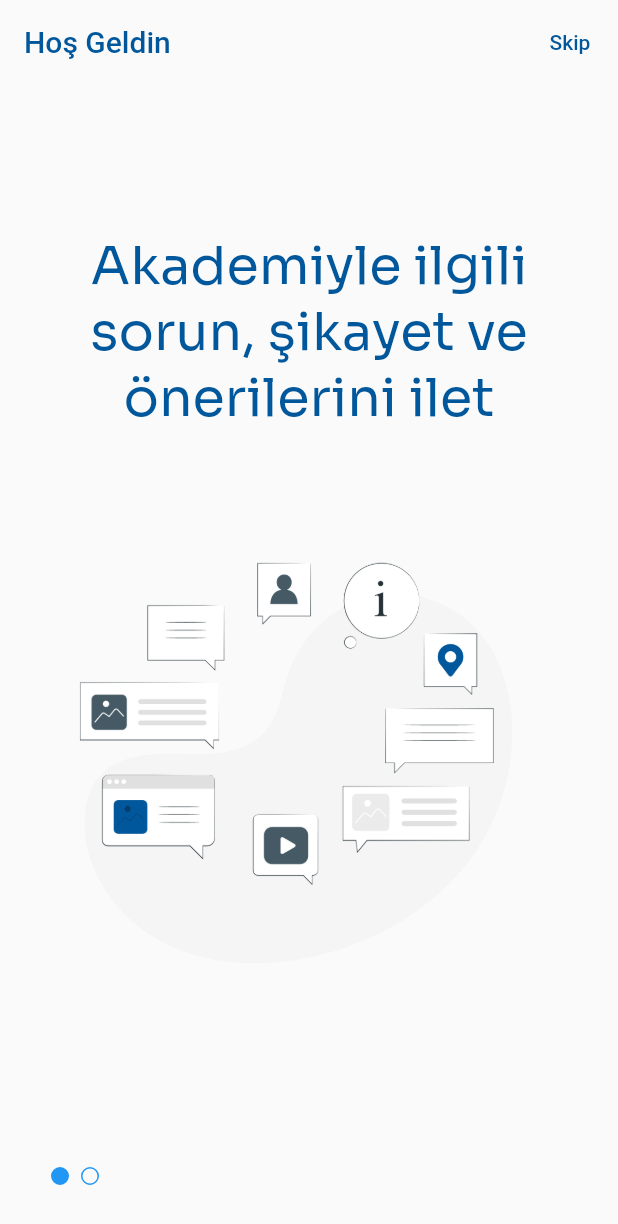
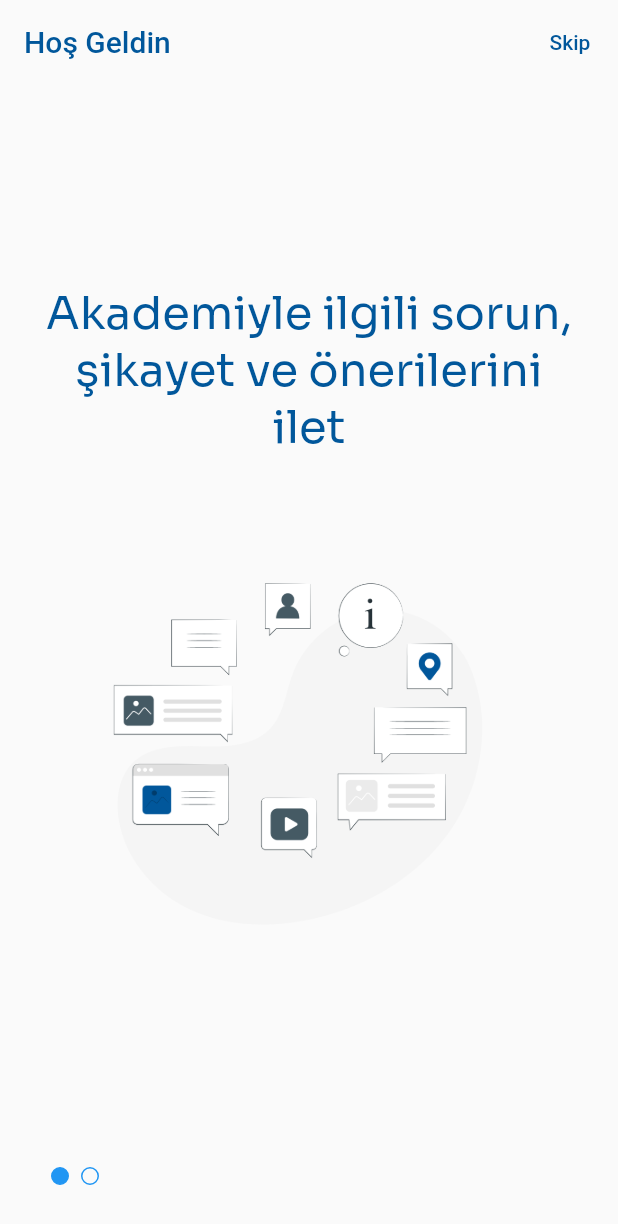
Before and after one commit to erenmalkoc/app-jam-f9, a Flutter app: the screen it shows after launch, on a phone screen of 412 x 824 dp. Shown: the top 1224 px of the screen. Run offline on Flutter 3.47's test engine with Material 2 defaults, Android fonts, the phone set to English and light mode, and no system bars; our stand-ins replace cloud_firestore, firebase_auth, firebase_core, google_fonts; accounts and stored records are empty.

Commit message:
button repositioned

```diff
--- a/lib/onboard/on_board_card.dart
+++ b/lib/onboard/on_board_card.dart
@@ -14,7 +14,7 @@ class OnBoardCard extends StatelessWidget {
       children: [
         Text(
           model.title,
-          style: GoogleFonts.sora(color: const Color(0XFF01579B), fontSize: 35),
+          style: GoogleFonts.sora(color: const Color(0XFF01579B), fontSize: 30),
           textAlign: TextAlign.center,
         ),
         const SizedBox(
@@ -25,11 +25,17 @@ class OnBoardCard extends StatelessWidget {
         const SizedBox(
           height: 20,
         ),
-        Image.asset(model.imageWithPath),
+        Image.asset(model.imageWithPath,
+        width: 300,
+          height: 300,
+        ),
         model.title.length == 56
             ? Container(
                 width: double.infinity,
-                child: ElevatedButton(
+                child: Row(
+                  mainAxisAlignment: MainAxisAlignment.end,
+                  children: [
+                    ElevatedButton(
                       onPressed: () {
                         Navigator.push(
                           context,
@@ -42,7 +48,9 @@ class OnBoardCard extends StatelessWidget {
                             borderRadius: BorderRadius.circular(10),
                           ),
                           padding: const EdgeInsets.all(16)),
-                  child: Text("Kullanmaya Başla", style: GoogleFonts.sora(color: Colors.white, fontSize: 20)),
+                      child: Text("Kullanmaya Başla", style: GoogleFonts.sora(color: Colors.white, fontSize: 15)),
+                    ),
+                  ],
                 ),
               )
             : const SizedBox(
```
Lines whose indentation alone changed are shown as unchanged.
